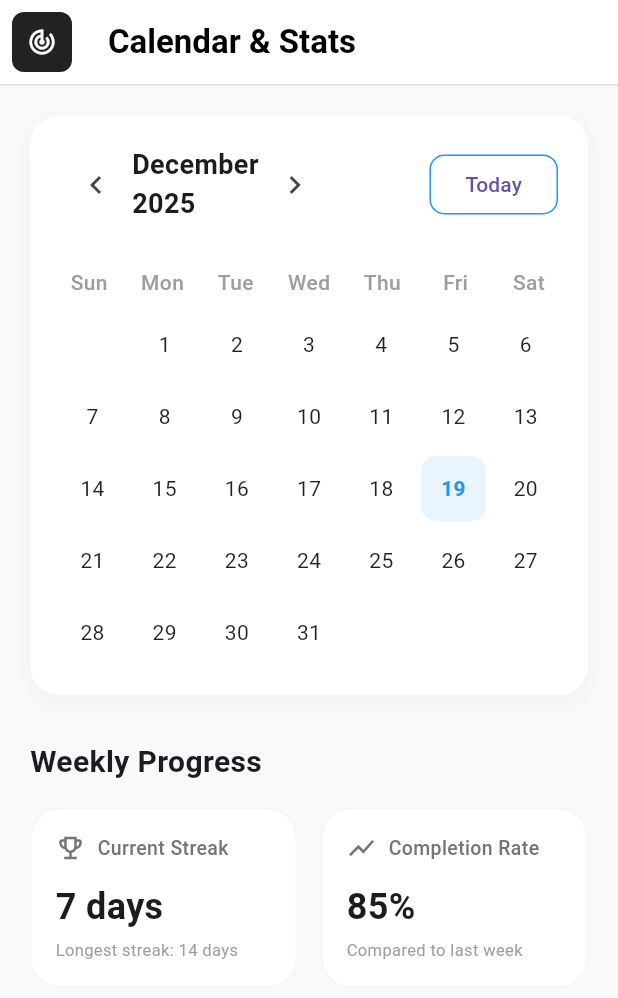
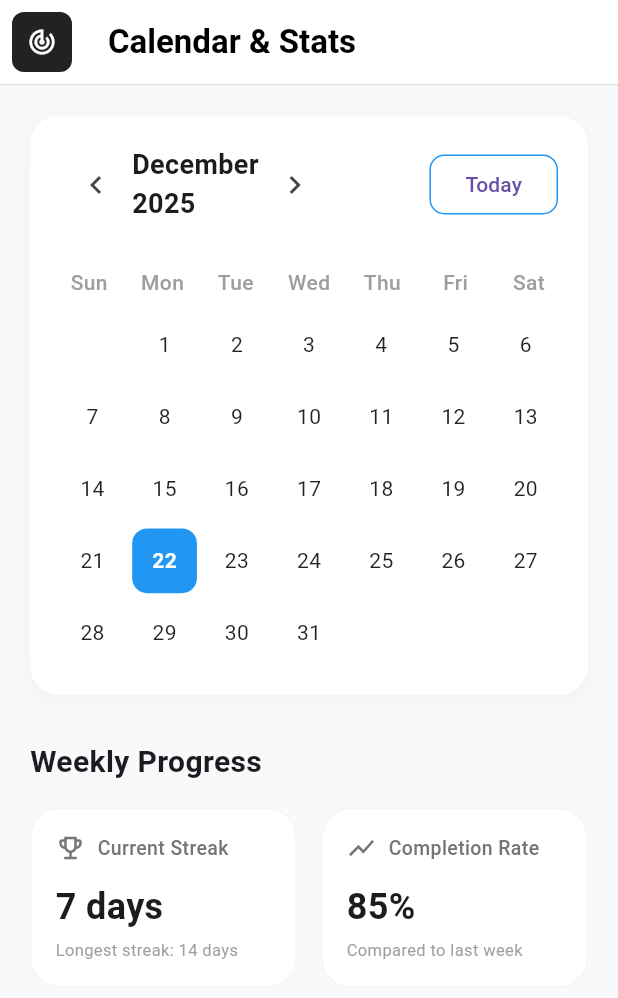
Before and after one commit to sambhavchapagain/habit-tracker, a Flutter app: the CalendarStatsScreen screen opened directly, on a phone screen of 412 x 824 dp. Shown: the top 998 px of the screen. Run offline on Flutter 3.47's test engine with Material 3 defaults, Android fonts, the phone set to English and light mode, and no system bars; Roboto replaces fonts that are missing (SF Pro Display).

Commit message:
not complete

```diff
--- a/lib/add.dart
+++ b/lib/add.dart
@@ -11,7 +11,7 @@ class _CreateNewHabitScreenState extends State<CreateNewHabitScreen> {
   final TextEditingController _titleController = TextEditingController();
   final TextEditingController _descriptionController = TextEditingController();
   TimeOfDay _reminderTime = const TimeOfDay(hour: 9, minute: 0);
-  Set<String> _selectedDays = {};
+  final Set<String> _selectedDays = {};
 
   final List<String> _daysOfWeek = ['S', 'M', 'T', 'W', 'T', 'F', 'S'];
   final List<String> _dayNames = [
--- a/lib/calender.dart
+++ b/lib/calender.dart
@@ -1,4 +1,5 @@
 import 'package:flutter/material.dart';
+import 'package:intl/intl.dart'; // Import for date formatting
 
 void main() {
   runApp(const MyApp());
@@ -20,8 +21,25 @@ class MyApp extends StatelessWidget {
   }
 }
 
-class CalendarStatsScreen extends StatelessWidget {
+class CalendarStatsScreen extends StatefulWidget {
   const CalendarStatsScreen({super.key});
+
+  @override
+  State<CalendarStatsScreen> createState() => _CalendarStatsScreenState();
+}
+
+class _CalendarStatsScreenState extends State<CalendarStatsScreen> {
+  // State variable to track the selected date (full DateTime object)
+  // Initialize to today's date for a practical start
+  DateTime _selectedDate = DateTime.now();
+
+  // State variable to track the month currently displayed in the calendar view
+  // Initialize to the first day of the current month
+  DateTime _focusedMonth = DateTime(
+    DateTime.now().year,
+    DateTime.now().month,
+    1,
+  );
 
   @override
   Widget build(BuildContext context) {
@@ -92,6 +110,31 @@ class CalendarStatsScreen extends StatelessWidget {
     );
   }
 
+  // Helper function to generate a list of DateTime objects for the given month
+  List<DateTime?> _getDaysInMonth(DateTime month) {
+    List<DateTime?> days = [];
+    final firstDayOfMonth = DateTime(month.year, month.month, 1);
+    // Get the number of days in the current month (e.g., for Dec 2025, it's 31)
+    final daysInMonth = DateTime(month.year, month.month + 1, 0).day;
+
+    // Calculate leading empty cells for days before the 1st of the month
+    // Dart's DateTime.weekday: Monday=1, ..., Sunday=7.
+    // To align with a calendar starting Sunday (0), Monday (1), ..., Saturday (6):
+    // The number of blanks is (firstDayOfMonth.weekday % 7).
+    // E.g., if Dec 1, 2025 is a Monday (weekday 1), (1 % 7) = 1 blank for Sunday.
+    // If Feb 1, 2026 is a Sunday (weekday 7), (7 % 7) = 0 blanks.
+    int leadingBlanks = firstDayOfMonth.weekday % 7;
+
+    for (int i = 0; i < leadingBlanks; i++) {
+      days.add(null); // Represents empty cells
+    }
+
+    for (int i = 1; i <= daysInMonth; i++) {
+      days.add(DateTime(month.year, month.month, i));
+    }
+    return days;
+  }
+
   Widget _buildCalendarCard() {
     final List<String> weekDays = [
       'Sun',
@@ -102,44 +145,9 @@ class CalendarStatsScreen extends StatelessWidget {
       'Fri',
       'Sat',
     ];
-    // Simplified logic for December 2025 (Starts on Monday)
-    final List<String> days = [
-      '',
-      '1',
-      '2',
-      '3',
-      '4',
-      '5',
-      '6',
-      '7',
-      '8',
-      '9',
-      '10',
-      '11',
-      '12',
-      '13',
-      '14',
-      '15',
-      '16',
-      '17',
-      '18',
-      '19',
-      '20',
-      '21',
-      '22',
-      '23',
-      '24',
-      '25',
-      '26',
-      '27',
-      '28',
-      '29',
-      '30',
-      '31',
-      '',
-      '',
-      '',
-    ];
+
+    // Dynamically generate the days for the _focusedMonth
+    final List<DateTime?> currentMonthDays = _getDaysInMonth(_focusedMonth);
 
     return Container(
       padding: const EdgeInsets.all(20),
@@ -162,22 +170,35 @@ class CalendarStatsScreen extends StatelessWidget {
               Row(
                 children: [
                   IconButton(
-                    onPressed: () {},
+                    onPressed: () {
+                      setState(() {
+                        // Decrement month by 1
+                        _focusedMonth = DateTime(
+                          _focusedMonth.year,
+                          _focusedMonth.month - 1,
+                          1,
+                        );
+                      });
+                    },
                     icon: const Icon(Icons.chevron_left),
                   ),
-                  const Column(
+                  Column(
                     crossAxisAlignment: CrossAxisAlignment.start,
                     children: [
                       Text(
-                        'December',
-                        style: TextStyle(
+                        DateFormat(
+                          'MMMM',
+                        ).format(_focusedMonth), // Display current month
+                        style: const TextStyle(
                           fontSize: 18,
                           fontWeight: FontWeight.bold,
                         ),
                       ),
                       Text(
-                        '2025',
-                        style: TextStyle(
+                        DateFormat(
+                          'yyyy',
+                        ).format(_focusedMonth), // Display current year
+                        style: const TextStyle(
                           fontSize: 18,
                           fontWeight: FontWeight.bold,
                         ),
@@ -185,13 +206,32 @@ class CalendarStatsScreen extends StatelessWidget {
                     ],
                   ),
                   IconButton(
-                    onPressed: () {},
+                    onPressed: () {
+                      setState(() {
+                        // Increment month by 1
+                        _focusedMonth = DateTime(
+                          _focusedMonth.year,
+                          _focusedMonth.month + 1,
+                          1,
+                        );
+                      });
+                    },
                     icon: const Icon(Icons.chevron_right),
                   ),
                 ],
               ),
               OutlinedButton(
-                onPressed: () {},
+                onPressed: () {
+                  // Reset to today's date and focus the calendar on today's month
+                  setState(() {
+                    _selectedDate = DateTime.now();
+                    _focusedMonth = DateTime(
+                      _selectedDate.year,
+                      _selectedDate.month,
+                      1,
+                    );
+                  });
+                },
                 style: OutlinedButton.styleFrom(
                   side: const BorderSide(color: Colors.blue),
                   shape: RoundedRectangleBorder(
@@ -203,6 +243,7 @@ class CalendarStatsScreen extends StatelessWidget {
             ],
           ),
           const SizedBox(height: 20),
+          // Weekday Headers
           GridView.builder(
             shrinkWrap: true,
             physics: const NeverScrollableScrollPhysics(),
@@ -222,6 +263,7 @@ class CalendarStatsScreen extends StatelessWidget {
               ),
             ),
           ),
+          // Interactive Days Grid
           GridView.builder(
             shrinkWrap: true,
             physics: const NeverScrollableScrollPhysics(),
@@ -230,24 +272,45 @@ class CalendarStatsScreen extends StatelessWidget {
               mainAxisSpacing: 5,
               crossAxisSpacing: 5,
             ),
-            itemCount: days.length,
+            itemCount:
+                currentMonthDays.length, // Use dynamically generated days
             itemBuilder: (context, index) {
-              bool isSelected = days[index] == '19';
-              return Container(
+              final DateTime? dayDate = currentMonthDays[index];
+              // Check if this day matches the selected date (year, month, and day)
+              final bool isSelected =
+                  dayDate != null &&
+                  dayDate.year == _selectedDate.year &&
+                  dayDate.month == _selectedDate.month &&
+                  dayDate.day == _selectedDate.day;
+
+              return InkWell(
+                onTap: dayDate == null
+                    ? null // Disable tap for empty cells
+                    : () {
+                        // Update state on tap
+                        setState(() {
+                          _selectedDate =
+                              dayDate; // Update selected date to the tapped date
+                        });
+                      },
+                borderRadius: BorderRadius.circular(10),
+                child: Container(
                   decoration: BoxDecoration(
-                  color: isSelected
-                      ? Colors.blue.withOpacity(0.1)
-                      : Colors.transparent,
+                    color: isSelected ? Colors.blue : Colors.transparent,
                     borderRadius: BorderRadius.circular(10),
                   ),
                   child: Center(
                     child: Text(
-                    days[index],
+                      dayDate == null
+                          ? ''
+                          : dayDate.day
+                                .toString(), // Display day number or empty string
                       style: TextStyle(
                         fontWeight: isSelected
                             ? FontWeight.bold
                             : FontWeight.normal,
-                      color: isSelected ? Colors.blue : Colors.black87,
+                        color: isSelected ? Colors.white : Colors.black87,
+                      ),
                     ),
                   ),
                 ),
--- a/lib/homepage.dart
+++ b/lib/homepage.dart
@@ -1,6 +1,8 @@
 import 'package:flutter/material.dart';
 import 'package:habit_tracker/add.dart' show CreateNewHabitScreen;
 import 'package:habit_tracker/calender.dart';
+// ignore: unused_import
+import 'package:habit_tracker/profile.dart';
 
 // ==================== Placeholder Screens ====================
 
@@ -152,8 +154,7 @@ class _MainAppState extends State<MainApp> {
     _screens = [
       const DashboardScreen(),
       const CalendarStatsScreen(),
-
-      const ProfileScreen(),
+      const ProfileScreen(), // ✅
     ];
   }
 
--- a/lib/main.dart
+++ b/lib/main.dart
@@ -1,5 +1,6 @@
 import 'package:flutter/material.dart';
 import 'package:habit_tracker/register.dart';
+import 'profile.dart';
 
 void main() => runApp(const HabitualApp());
 
--- a/pubspec.yaml
+++ b/pubspec.yaml
@@ -30,6 +30,7 @@ environment:
 dependencies:
   flutter:
     sdk: flutter
+  intl: ^0.20.2
 
 
   # The following adds the Cupertino Icons font to your application.
```
Also changed, not shown: lib/profile.dart (added, +98 -0 lines), pubspec.lock. Lines whose indentation alone changed are shown as unchanged.
